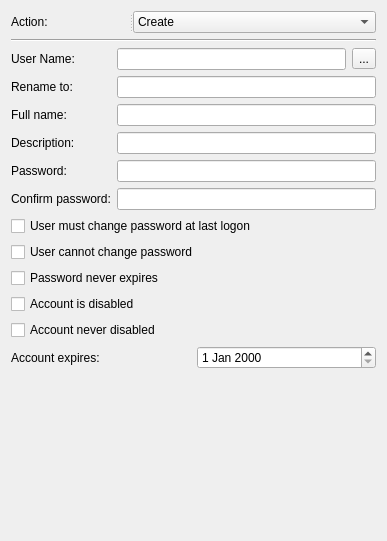
Above: src/apps/mvvm-folders/local_users_and_groups/localuserwidget.ui from august-alt/policy-preferences-editor-prototype before the change. Below: the same form after it.
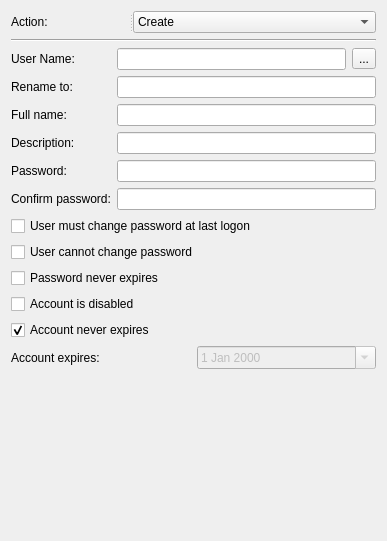
That is the form after the change.

```diff
--- a/src/apps/mvvm-folders/local_users_and_groups/localuserwidget.ui
+++ b/src/apps/mvvm-folders/local_users_and_groups/localuserwidget.ui
@@ -134,7 +134,14 @@
       </widget>
      </item>
      <item>
-      <widget class="QDateEdit" name="accountExripeDateEdit"/>
+      <widget class="QDateEdit" name="accountExpiresDateEdit">
+       <property name="enabled">
+        <bool>false</bool>
+       </property>
+       <property name="calendarPopup">
+        <bool>true</bool>
+       </property>
+      </widget>
      </item>
     </layout>
    </item>
@@ -211,7 +218,10 @@
      <item>
       <widget class="QCheckBox" name="accountNeverCheckBox">
        <property name="text">
-        <string>Account never disabled</string>
+        <string>Account never expires</string>
+       </property>
+       <property name="checked">
+        <bool>true</bool>
        </property>
       </widget>
      </item>
```
Left out of the diff: 57 changed lines with no effect on the pictures.
